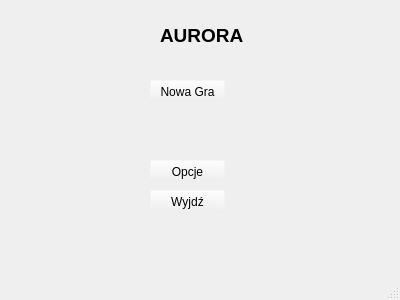
The window that mainwindow.ui (StylishTriangles/Aurora) describes before a commit, drawn with Qt 5.
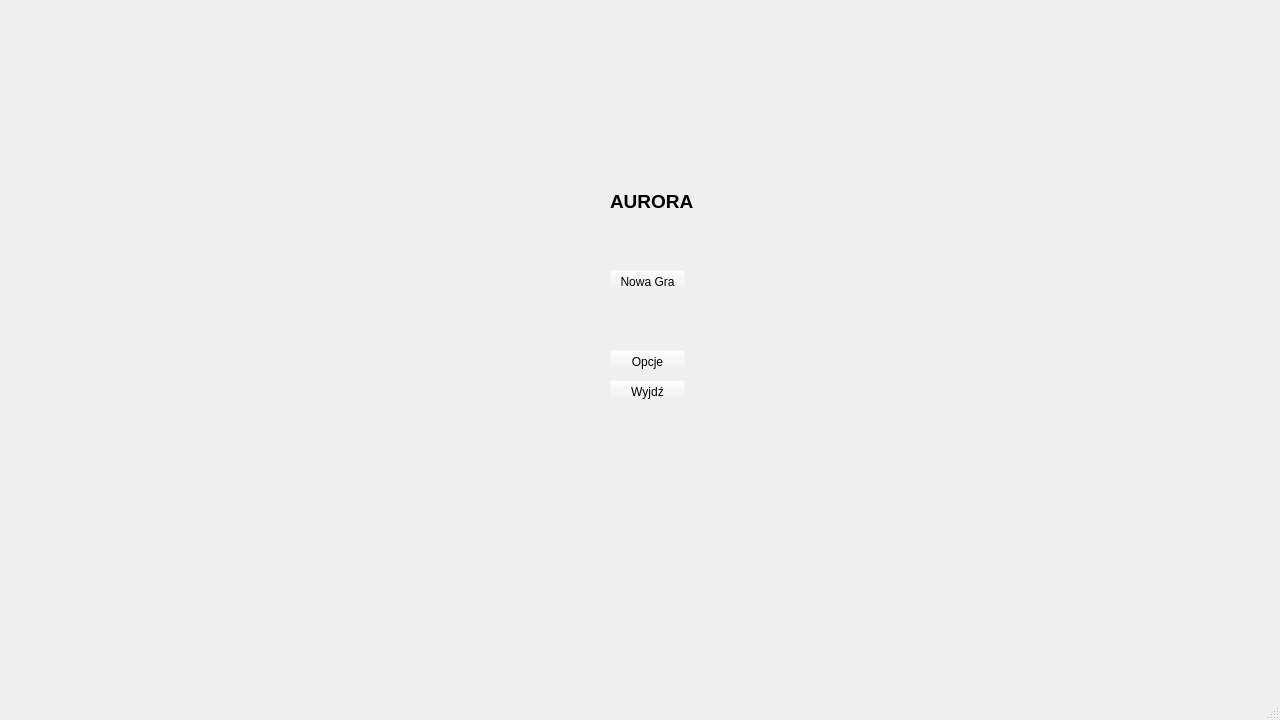
The same window after the commit.

```diff
--- a/mainwindow.ui
+++ b/mainwindow.ui
@@ -6,8 +6,8 @@
    <rect>
     <x>0</x>
     <y>0</y>
-    <width>400</width>
-    <height>300</height>
+    <width>1280</width>
+    <height>720</height>
    </rect>
   </property>
   <property name="minimumSize">
@@ -438,10 +438,10 @@
    <widget class="QLabel" name="label">
     <property name="geometry">
      <rect>
-      <x>160</x>
-      <y>10</y>
-      <width>91</width>
-      <height>51</height>
+      <x>610</x>
+      <y>190</y>
+      <width>83</width>
+      <height>23</height>
      </rect>
     </property>
     <property name="font">
@@ -461,10 +461,10 @@
    <widget class="QFrame" name="frame">
     <property name="geometry">
      <rect>
-      <x>130</x>
-      <y>70</y>
-      <width>120</width>
-      <height>150</height>
+      <x>590</x>
+      <y>260</y>
+      <width>115</width>
+      <height>153</height>
      </rect>
     </property>
     <property name="sizePolicy">
```
Left out of the diff: 2 changed lines with no effect on the pictures.
